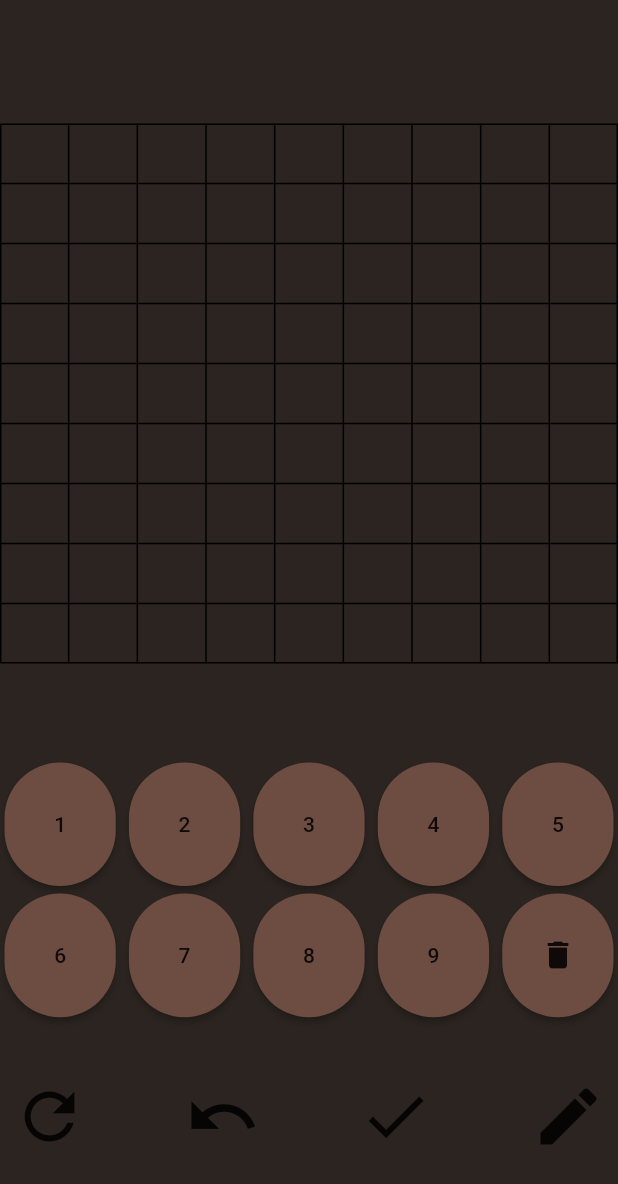
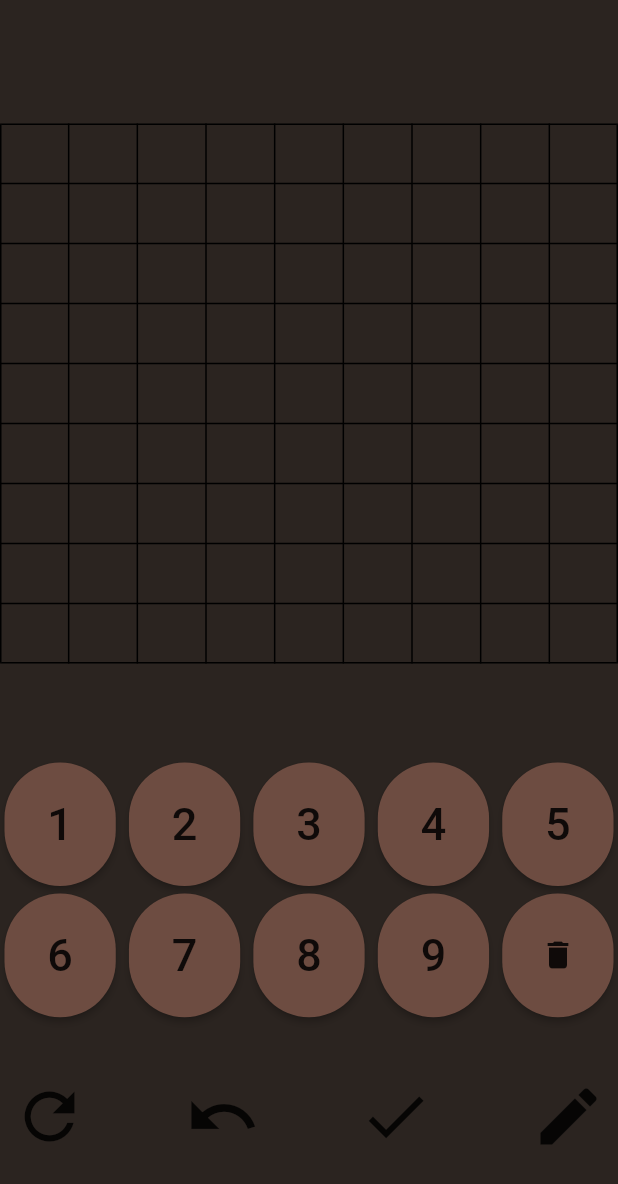
Before and after one commit to bartoszaniol/Programowanie_Zespolowe, a Flutter app: the Gra screen opened directly, on a phone screen of 412 x 824 dp. Shown: the top 1184 px of the screen. Run offline on Flutter 3.47's test engine with Material 2 defaults, Android fonts, the phone set to English and light mode, and no system bars; network calls fail.

Commit message:
poprawa przycisków

```diff
--- a/lib/gra.dart
+++ b/lib/gra.dart
@@ -35,11 +35,11 @@ class Gra extends StatelessWidget {
           Row(
             mainAxisAlignment: MainAxisAlignment.spaceBetween,
             children: <Widget>[
-              numberButton(Text('1')),
-              numberButton(Text('2')),
-              numberButton(Text('3')),
-              numberButton(Text('4')),
-              numberButton(Text('5')),
+              numberButton(Text('1', style: TextStyle(fontSize: 30))),
+              numberButton(Text('2', style: TextStyle(fontSize: 30))),
+              numberButton(Text('3', style: TextStyle(fontSize: 30))),
+              numberButton(Text('4', style: TextStyle(fontSize: 30))),
+              numberButton(Text('5', style: TextStyle(fontSize: 30))),
             ],
           ),
           SizedBox(
@@ -48,10 +48,10 @@ class Gra extends StatelessWidget {
           Row(
             mainAxisAlignment: MainAxisAlignment.spaceBetween,
             children: <Widget>[
-              numberButton(Text('6')),
-              numberButton(Text('7')),
-              numberButton(Text('8')),
-              numberButton(Text('9')),
+              numberButton(Text('6', style: TextStyle(fontSize: 30))),
+              numberButton(Text('7', style: TextStyle(fontSize: 30))),
+              numberButton(Text('8', style: TextStyle(fontSize: 30))),
+              numberButton(Text('9', style: TextStyle(fontSize: 30))),
               numberButton(Icon(Icons.delete)),
             ],
           ),
```
